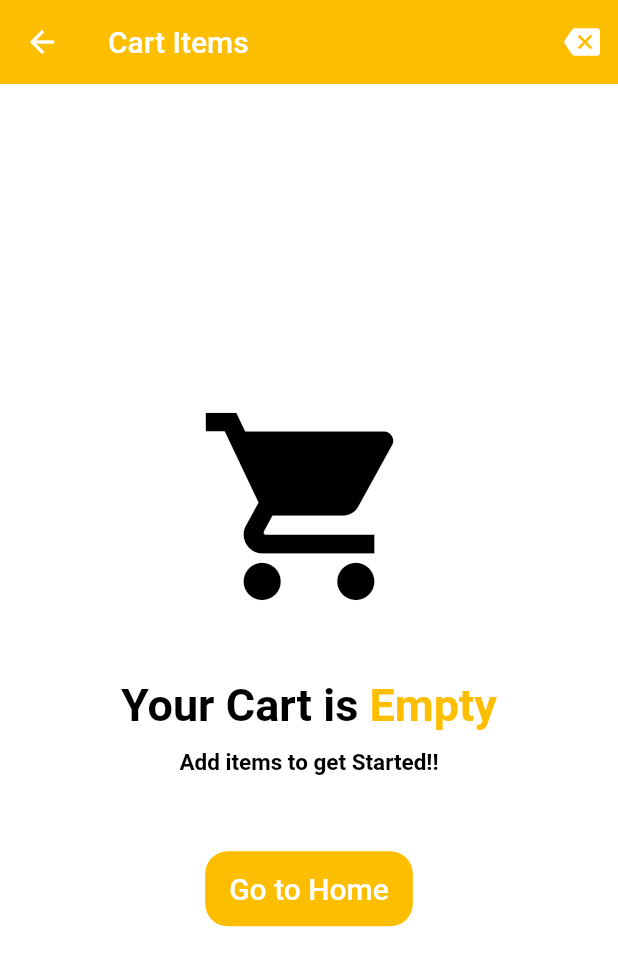
After one commit to nizarzitouni/NX-Shop, a Flutter app: the CartScreen screen opened by its route, on a phone screen of 412 x 824 dp. The commit adds this screen. Shown: the top 966 px of the screen. Run offline on Flutter 3.47's test engine with Material 2 defaults, Android fonts, the phone set to English and light mode, and no system bars; our stand-ins replace badges, firebase_auth, firebase_core, get, get_storage, google_sign_in; missing offline and left inert: flutter_facebook_auth; accounts and stored records are empty; network calls fail.

Commit message:
Cart Screen + Cart Logic

```diff
--- a/lib/controllers/auth/login_controller.dart
+++ b/lib/controllers/auth/login_controller.dart
@@ -25,6 +25,8 @@ class LoginController extends GetxController {
   //
   var isSignIn = false;
   final GetStorage authBox = GetStorage();
+  //
+  var storage = GetStorage();
 
   //Password visibility
   void changePasswordVisibilityLogin() {
@@ -183,7 +185,7 @@ class LoginController extends GetxController {
       displayedUserPhoto = '';
       isSignIn = false;
       authBox.write("auth", isSignIn);
-
+      await storage.remove('isFavoritesList');
       update();
 
       Get.offNamed(AppRoutes.WELCOMESCREEN);
--- a/lib/controllers/main/products_controller.dart
+++ b/lib/controllers/main/products_controller.dart
@@ -1,6 +1,6 @@
 import 'package:get/get.dart';
 import 'package:get_storage/get_storage.dart';
-import 'package:nx_shop/data/models/product_modle.dart';
+import 'package:nx_shop/data/models/product_model.dart';
 import 'package:nx_shop/data/services/product_services.dart';
 
 class ProductsController extends GetxController {
--- a/lib/core/bindings/main_binding.dart
+++ b/lib/core/bindings/main_binding.dart
@@ -1,4 +1,5 @@
 import 'package:get/get.dart';
+import 'package:nx_shop/controllers/main/cart_controller.dart';
 import 'package:nx_shop/controllers/main/category_controller.dart';
 import 'package:nx_shop/controllers/main_controller.dart';
 //
@@ -7,9 +8,9 @@ import '../../controllers/main/products_controller.dart';
 class MainBinding implements Bindings {
   @override
   void dependencies() {
+    Get.lazyPut<ProductsController>(() => ProductsController(), fenix: true);
+    Get.lazyPut<CategoryController>(() => CategoryController(), fenix: true);
+    Get.lazyPut<CartController>(() => CartController(), fenix: true);
     Get.put<MainController>(MainController(), permanent: true);
-    Get.put<ProductsController>(ProductsController(), permanent: true);
-    Get.lazyPut<CategoryController>(() => CategoryController(), fenix: true);
-    // Get.lazyPut<LoginController>(() => LoginController());
   }
 }
--- a/lib/core/routes/app_pages.dart
+++ b/lib/core/routes/app_pages.dart
@@ -4,6 +4,7 @@ import 'package:nx_shop/core/bindings/main_binding.dart';
 import 'package:nx_shop/view/screens/auth/forgot_password_screen.dart';
 import 'package:nx_shop/view/screens/auth/login_screen.dart';
 import 'package:nx_shop/view/screens/auth/register_screen.dart';
+import 'package:nx_shop/view/cart_screen/cart_screen.dart';
 import 'package:nx_shop/view/screens/category_screen.dart';
 import 'package:nx_shop/view/screens/favorite_screen.dart';
 import 'package:nx_shop/view/screens/home_screen/home_screen.dart';
@@ -78,5 +79,11 @@ class AppPages {
       binding: MainBinding(),
       transition: _defaultTransition,
     ),
+    GetPage(
+      name: AppRoutes.CARTSCREEN,
+      page: () => CartScreen(),
+      binding: MainBinding(),
+      transition: _defaultTransition,
+    ),
   ];
 }
--- a/lib/core/routes/app_routes.dart
+++ b/lib/core/routes/app_routes.dart
@@ -19,4 +19,5 @@ class AppRoutes {
   static const CATEGORYSCREEN = "/category_screen";
   static const FAVORITESCREEN = "/favorite_screen";
   static const SETTINGSSCREEN = "/settings_screen";
+  static const CARTSCREEN = "/cart_screen";
 }
--- a/lib/core/themes.dart
+++ b/lib/core/themes.dart
@@ -30,16 +30,15 @@ class ThemeController {
     boxStorage.write(key, isDark);
   }
 
-  bool getThemDataFromBox() {
-    return boxStorage.read<bool>(key) ?? false;
+  bool get getThemDataFromBox => boxStorage.read<bool>(key) ?? false;
+
+  ThemeMode get themeDataGet =>
+      getThemDataFromBox ? ThemeMode.dark : ThemeMode.light;
+
+  void changeTheme() {
+    Get.changeThemeMode(getThemDataFromBox ? ThemeMode.light : ThemeMode.dark);
+    saveDataInBo(!getThemDataFromBox);
   }
 
-  ThemeMode get themeDataGet =>
-      getThemDataFromBox() ? ThemeMode.dark : ThemeMode.light;
-
-  void changeTheme() {
-    Get.changeThemeMode(
-        getThemDataFromBox() ? ThemeMode.light : ThemeMode.dark);
-    saveDataInBo(!getThemDataFromBox());
-  }
+  //Color get getColor => getThemDataFromBox ? Colors.white : Colors.black;
 }
--- a/lib/data/services/product_services.dart
+++ b/lib/data/services/product_services.dart
@@ -2,7 +2,7 @@ import 'dart:convert';
 
 import 'package:flutter/foundation.dart';
 import 'package:http/http.dart' as http;
-import 'package:nx_shop/data/models/product_modle.dart';
+import 'package:nx_shop/data/models/product_model.dart';
 import 'package:nx_shop/core/my_strings.dart';
 
 class ProductService {
--- /dev/null
+++ b/lib/view/cart_screen/cart_screen.dart
@@ -0,0 +1,79 @@
+import 'package:flutter/material.dart';
+import 'package:get/get.dart';
+import 'package:nx_shop/view/cart_screen/widgets/cart_total.dart';
+
+import '../../controllers/main/cart_controller.dart';
+import '../../core/my_colors.dart';
+import 'widgets/cart_product_card.dart';
+import 'widgets/empty_cart.dart';
+
+class CartScreen extends StatelessWidget {
+  CartScreen({Key? key}) : super(key: key);
+
+  final cartController = Get.find<CartController>();
+  @override
+  Widget build(BuildContext context) {
+    return SafeArea(
+      child: Scaffold(
+        backgroundColor: context.theme.backgroundColor,
+        appBar: AppBar(
+          title: Text('Cart Items'),
+          elevation: 0,
+          backgroundColor:
+              Get.isDarkMode ? MyColors.darkModeBlack : MyColors.myYellow,
+          actions: [
+            IconButton(
+              onPressed: () {
+                //
+                cartController.clearAllProductFromCart();
+              },
+              icon: Icon(
+                Icons.backspace,
+              ),
+            ),
+          ],
+        ),
+        body: Obx(
+          () {
+            if (cartController.productsMap.isEmpty) {
+              return EmptyCart();
+            } else {
+              return SingleChildScrollView(
+                child: Column(
+                  children: [
+                    SizedBox(
+                      height: 680,
+                      child: ListView.separated(
+                        itemBuilder: (context, index) {
+                          return CartProductCard(
+                            index: index,
+                            productModels:
+                                cartController.productsMap.keys.toList()[index],
+                            quantity: cartController.productsMap.values
+                                .toList()[index],
+                          );
+                        },
+                        separatorBuilder: (context, index) => const SizedBox(
+                          height: 20,
+                        ),
+                        itemCount: cartController.productsMap
+                            .length, // controller.productsMap.length,
+                      ),
+                    ),
+                    //
+                    //
+                    Padding(
+                      padding: const EdgeInsets.symmetric(
+                          horizontal: 25.0, vertical: 10),
+                      child: CartTotal(),
+                    ),
+                  ],
+                ),
+              );
+            }
+          },
+        ),
+      ),
+    );
+  }
+}
--- /dev/null
+++ b/lib/view/cart_screen/widgets/empty_cart.dart
@@ -0,0 +1,85 @@
+import 'package:flutter/material.dart';
+import 'package:get/get.dart';
+import 'package:nx_shop/core/my_colors.dart';
+import 'package:nx_shop/core/routes/app_routes.dart';
+
+class EmptyCart extends StatelessWidget {
+  const EmptyCart({Key? key}) : super(key: key);
+
+  @override
+  Widget build(BuildContext context) {
+    return Center(
+      child: Column(
+        mainAxisAlignment: MainAxisAlignment.center,
+        children: [
+          //
+          Icon(
+            Icons.shopping_cart,
+            size: 150,
+            color: Get.isDarkMode ? MyColors.myWhite : MyColors.myBblack,
+          ),
+          const SizedBox(height: 40.0),
+          RichText(
+            text: TextSpan(
+              children: [
+                TextSpan(
+                  text: 'Your Cart is ',
+                  style: TextStyle(
+                    color:
+                        Get.isDarkMode ? MyColors.myWhite : MyColors.myBblack,
+                    fontSize: 30,
+                    fontWeight: FontWeight.bold,
+                  ),
+                ),
+                TextSpan(
+                  text: 'Empty',
+                  style: TextStyle(
+                    color: Get.isDarkMode ? MyColors.myPink : MyColors.myYellow,
+                    fontSize: 30,
+                    fontWeight: FontWeight.bold,
+                  ),
+                ),
+              ],
+            ),
+          ),
+          const SizedBox(height: 12.0),
+          Text(
+            'Add items to get Started!!',
+            style: TextStyle(
+              color: Get.isDarkMode ? MyColors.myWhite : MyColors.myBblack,
+              fontSize: 15,
+              fontWeight: FontWeight.bold,
+            ),
+          ),
+          //
+          const SizedBox(height: 50.0),
+          //
+          SizedBox(
+            height: 50,
+            child: ElevatedButton(
+              style: ElevatedButton.styleFrom(
+                shape: RoundedRectangleBorder(
+                  borderRadius: BorderRadius.circular(15),
+                ),
+                elevation: 0,
+                backgroundColor:
+                    Get.isDarkMode ? MyColors.myPink : MyColors.myYellow,
+              ),
+              onPressed: () {
+                //
+                Get.toNamed(AppRoutes.MAINSCREEN);
+              },
+              child: Text(
+                'Go to Home',
+                style: TextStyle(
+                  fontSize: 20.0,
+                  color: MyColors.myWhite,
+                ),
+              ),
+            ),
+          ),
+        ],
+      ),
+    );
+  }
+}
--- a/lib/view/screens/favorite_screen.dart
+++ b/lib/view/screens/favorite_screen.dart
@@ -5,9 +5,9 @@ import 'package:nx_shop/core/my_colors.dart';
 
 class FavoritesScreen extends StatelessWidget {
   FavoritesScreen({Key? key}) : super(key: key);
-  //final productsController = Get.find<ProductsController>();
-  final productsController =
-      Get.put<ProductsController>(ProductsController(), permanent: true);
+  final productsController = Get.find<ProductsController>();
+  // final productsController =
+  //     Get.put<ProductsController>(ProductsController(), permanent: true);
   @override
   Widget build(BuildContext context) {
     return Scaffold(
--- a/pubspec.yaml
+++ b/pubspec.yaml
@@ -28,6 +28,7 @@ dependencies:
   google_fonts: ^3.0.1
   http: ^0.13.5
   flutter_facebook_auth: ^4.4.1+1
+  badges: ^2.0.3
 
 
 dev_dependencies:
```
Also changed, not shown: lib/controllers/main/cart_controller.dart (added, +137 -0 lines), lib/core/utils.dart (added, +13 -0 lines), lib/view/cart_screen/widgets/cart_product_card.dart (added, +133 -0 lines), lib/view/cart_screen/widgets/cart_total.dart (added, +82 -0 lines), lib/view/screens/home_screen/widgets/card_items.dart (+13 -5 lines), lib/view/screens/main_screen.dart (+23 -5 lines), lib/data/models/product_model.dart (renamed from lib/data/models/product_modle.dart), pubspec.lock.
